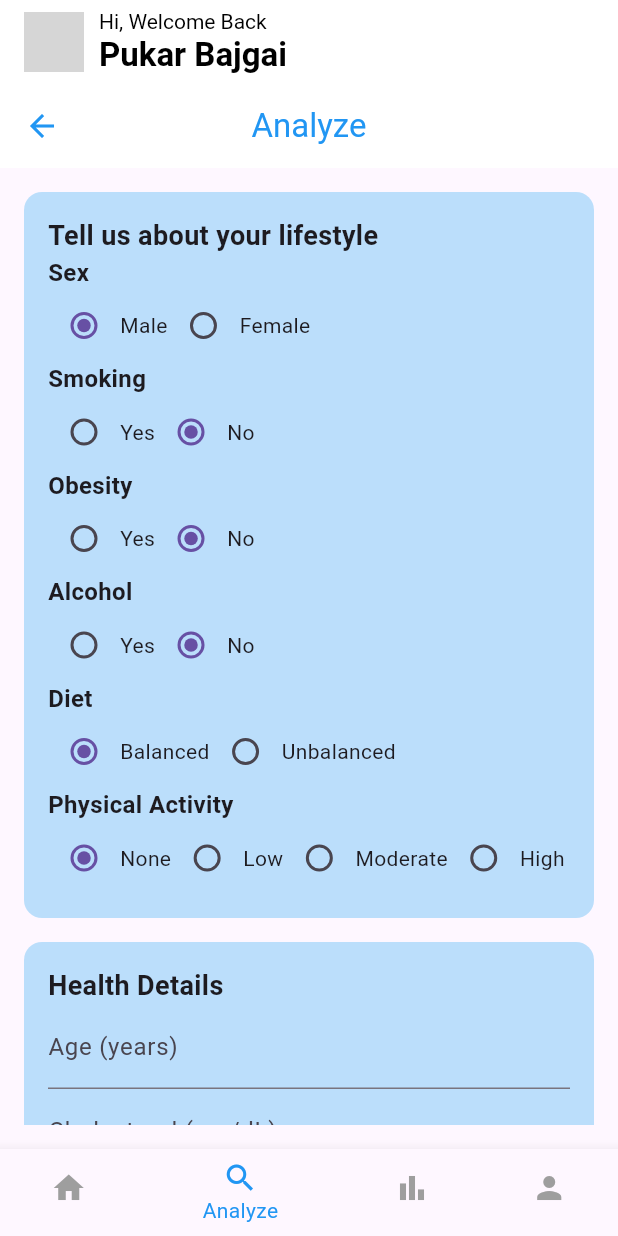
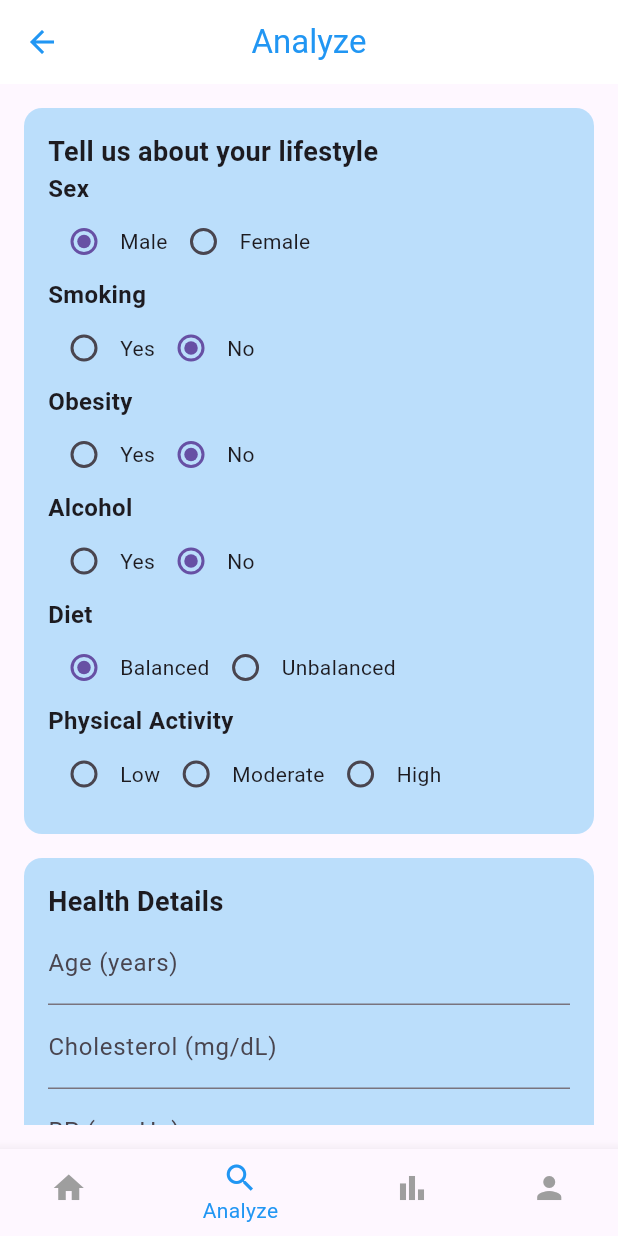
Before and after one commit to Udaya001/Swastify-mHealth, a Flutter app: the HomeScreen screen opened directly, item 2 of the bottom bar chosen, on a phone screen of 412 x 824 dp. Run offline on Flutter 3.47's test engine with Material 3 defaults, Android fonts, the phone set to English and light mode, and no system bars; grey boxes are pictures that could not be loaded.

Commit message:
Handled smaller bugs

```diff
--- a/frontend/lib/screens/analyze_screen.dart
+++ b/frontend/lib/screens/analyze_screen.dart
@@ -1,5 +1,5 @@
 import 'package:flutter/material.dart';
-import 'results_screen.dart'; // Import your results screen
+import 'results_screen.dart';
 
 class AnalyzeScreen extends StatefulWidget {
   @override
@@ -164,8 +164,7 @@ class _AnalyzeScreenState extends State<AnalyzeScreen> {
               _diet = value!;
             });
           }),
-          _buildRadioButtons(
-              'Physical Activity', ['None', 'Low', 'Moderate', 'High'],
+          _buildRadioButtons('Physical Activity', ['Low', 'Moderate', 'High'],
               (value) {
             setState(() {
               _physicalActivity = value!;
--- a/frontend/lib/screens/home_screen.dart
+++ b/frontend/lib/screens/home_screen.dart
@@ -1,7 +1,7 @@
 import 'package:flutter/material.dart';
-import 'analyze_screen.dart'; // Import Analyze Screen
-import 'results_screen.dart'; // Import Results Screen (Updated from Statistics)
-import 'profile_screen.dart'; // Import Profile Screen
+import 'analyze_screen.dart';
+import 'results_screen.dart';
+import 'profile_screen.dart';
 
 class HomeScreen extends StatefulWidget {
   @override
@@ -27,7 +27,8 @@ class _HomeScreenState extends State<HomeScreen> {
   @override
   Widget build(BuildContext context) {
     return Scaffold(
-      appBar: AppBar(
+      appBar: _selectedIndex == 0
+          ? AppBar(
               backgroundColor: Colors.white,
               elevation: 0,
               title: Row(
@@ -52,10 +53,10 @@ class _HomeScreenState extends State<HomeScreen> {
                   ),
                 ],
               ),
-      ),
+            )
+          : null,
       body: Center(
-        child: _widgetOptions
-            .elementAt(_selectedIndex), // Display the selected screen
+        child: _widgetOptions.elementAt(_selectedIndex),
       ),
       bottomNavigationBar: BottomNavigationBar(
         items: <BottomNavigationBarItem>[
--- a/frontend/lib/screens/login_screen.dart
+++ b/frontend/lib/screens/login_screen.dart
@@ -2,8 +2,8 @@ import 'dart:convert';
 
 import 'package:flutter/material.dart';
 import 'package:http/http.dart' as http;
-import 'home_screen.dart'; // Ensure you import your HomeScreen
-import 'signup_screen.dart'; // Import the SignUpScreen
+import 'home_screen.dart';
+import 'signup_screen.dart';
 
 class LoginScreen extends StatefulWidget {
   const LoginScreen({super.key});
--- a/frontend/lib/screens/profile_screen.dart
+++ b/frontend/lib/screens/profile_screen.dart
@@ -24,8 +24,7 @@ class ProfileScreen extends StatelessWidget {
           children: [
             CircleAvatar(
               radius: 50,
-              backgroundImage:
-                  AssetImage('assets/profile.jpg'), // Use your image here
+              backgroundImage: AssetImage('assets/logo.png'),
             ),
             SizedBox(height: 16),
             Text(
--- a/frontend/lib/screens/reset_password_screen.dart
+++ b/frontend/lib/screens/reset_password_screen.dart
@@ -58,7 +58,7 @@ class ResetPasswordScreen extends StatelessWidget {
                 ),
                 ElevatedButton(
                   onPressed: () {
-                    // Add reset password logic here
+                    // reset password logic
                   },
                   style: ElevatedButton.styleFrom(
                     backgroundColor: Colors.blue,
--- a/frontend/lib/screens/results_screen.dart
+++ b/frontend/lib/screens/results_screen.dart
@@ -1,6 +1,6 @@
 import 'package:flutter/material.dart';
-import 'home_screen.dart'; // Import your Home screen
-import 'analyze_screen.dart'; // Import your Analyze screen
+import 'home_screen.dart';
+import 'analyze_screen.dart';
 
 class ResultsScreen extends StatefulWidget {
   @override
--- a/frontend/lib/screens/signup_screen.dart
+++ b/frontend/lib/screens/signup_screen.dart
@@ -1,5 +1,5 @@
 import 'package:flutter/material.dart';
-import 'package:http/http.dart' as http; // Import HTTP package
+import 'package:http/http.dart' as http;
 import 'dart:convert'; // For JSON encoding and decoding
 
 class SignUpScreen extends StatefulWidget {
--- a/frontend/lib/services/api_service.dart
+++ b/frontend/lib/services/api_service.dart
@@ -3,7 +3,7 @@ import 'dart:convert';
 import '../models/signup_model.dart';
 
 class ApiService {
-  static const String apiUrl = 'http://your-backend-url/auth/register/';
+  static const String apiUrl = 'http://10.0.2.2:8000/auth/register/';
 
   static Future<void> signUp(SignUpModel model) async {
     try {
```
Also changed, not shown: 5 other files. Lines whose indentation alone changed are shown as unchanged.
